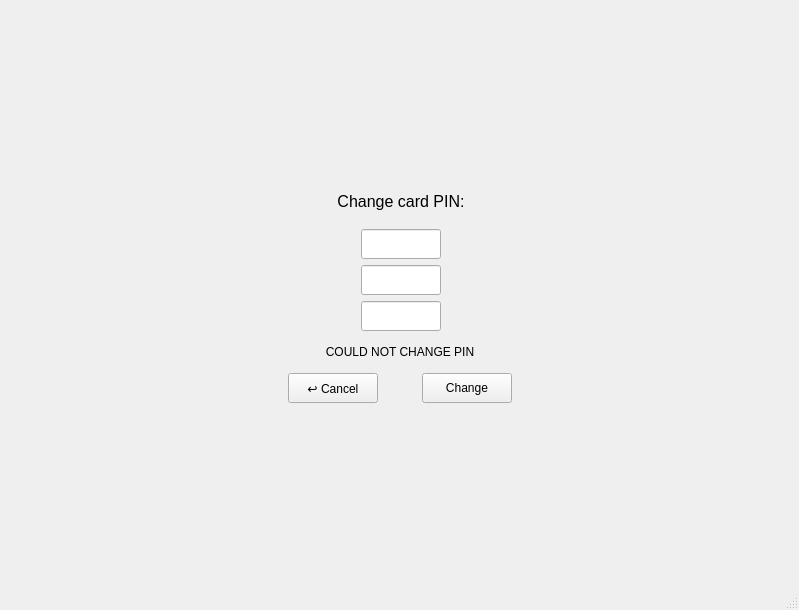
First picture: the form in gui/mainwindow.ui, repository bergamontt/nong-bong, before the edit.
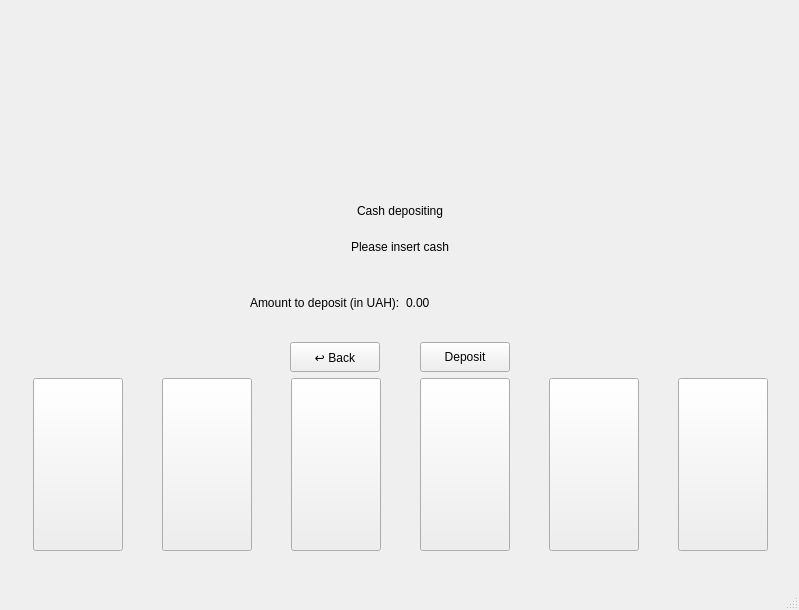
Second picture: the form after the edit. The open tabs and pages were chosen to show the change. Custom widgets are drawn as their Qt base class.

Commit message: Deposit full logiс

Patch:
```diff
--- a/gui/mainwindow.ui
+++ b/gui/mainwindow.ui
@@ -727,6 +727,293 @@
       </layout>
      </widget>
     </widget>
+    <widget class="QWidget" name="depositScreen">
+     <widget class="QWidget" name="verticalLayoutWidget_6">
+      <property name="geometry">
+       <rect>
+        <x>0</x>
+        <y>60</y>
+        <width>801</width>
+        <height>521</height>
+       </rect>
+      </property>
+      <layout class="QVBoxLayout" name="verticalLayout_9">
+       <item alignment="Qt::AlignmentFlag::AlignHCenter">
+        <widget class="BankCardWidget" name="W_currentCardd" native="true">
+         <property name="minimumSize">
+          <size>
+           <width>275</width>
+           <height>160</height>
+          </size>
+         </property>
+         <property name="maximumSize">
+          <size>
+           <width>275</width>
+           <height>160</height>
+          </size>
+         </property>
+         <layout class="QVBoxLayout" name="currentCard_5"/>
+        </widget>
+       </item>
+       <item>
+        <layout class="QVBoxLayout" name="verticalLayout_10">
+         <item alignment="Qt::AlignmentFlag::AlignHCenter">
+          <widget class="QLabel" name="L_cashDepositing">
+           <property name="minimumSize">
+            <size>
+             <width>150</width>
+             <height>30</height>
+            </size>
+           </property>
+           <property name="maximumSize">
+            <size>
+             <width>150</width>
+             <height>30</height>
+            </size>
+           </property>
+           <property name="text">
+            <string>Cash depositing</string>
+           </property>
+           <property name="alignment">
+            <set>Qt::AlignmentFlag::AlignCenter</set>
+           </property>
+          </widget>
+         </item>
+         <item alignment="Qt::AlignmentFlag::AlignHCenter">
+          <widget class="QLabel" name="L_insertCash">
+           <property name="minimumSize">
+            <size>
+             <width>150</width>
+             <height>30</height>
+            </size>
+           </property>
+           <property name="maximumSize">
+            <size>
+             <width>150</width>
+             <height>30</height>
+            </size>
+           </property>
+           <property name="text">
+            <string>Please insert cash</string>
+           </property>
+           <property name="alignment">
+            <set>Qt::AlignmentFlag::AlignCenter</set>
+           </property>
+          </widget>
+         </item>
+         <item>
+          <layout class="QFormLayout" name="formLayout_3">
+           <property name="leftMargin">
+            <number>250</number>
+           </property>
+           <property name="topMargin">
+            <number>20</number>
+           </property>
+           <property name="rightMargin">
+            <number>100</number>
+           </property>
+           <item row="0" column="0">
+            <widget class="QLabel" name="L_amountToDeposit">
+             <property name="minimumSize">
+              <size>
+               <width>0</width>
+               <height>30</height>
+              </size>
+             </property>
+             <property name="text">
+              <string>Amount to deposit (in UAH):</string>
+             </property>
+            </widget>
+           </item>
+           <item row="0" column="1">
+            <widget class="QLabel" name="L_amountDeposit">
+             <property name="text">
+              <string>0.00</string>
+             </property>
+            </widget>
+           </item>
+          </layout>
+         </item>
+         <item>
+          <layout class="QHBoxLayout" name="horizontalLayout_5">
+           <property name="spacing">
+            <number>0</number>
+           </property>
+           <property name="leftMargin">
+            <number>250</number>
+           </property>
+           <property name="rightMargin">
+            <number>250</number>
+           </property>
+           <item>
+            <widget class="QPushButton" name="B_cancelDeposit">
+             <property name="minimumSize">
+              <size>
+               <width>90</width>
+               <height>30</height>
+              </size>
+             </property>
+             <property name="maximumSize">
+              <size>
+               <width>90</width>
+               <height>30</height>
+              </size>
+             </property>
+             <property name="text">
+              <string>↩ Back</string>
+             </property>
+             <property name="checkable">
+              <bool>false</bool>
+             </property>
+            </widget>
+           </item>
+           <item>
+            <widget class="QPushButton" name="B_enterDeposit">
+             <property name="minimumSize">
+              <size>
+               <width>90</width>
+               <height>30</height>
+              </size>
+             </property>
+             <property name="maximumSize">
+              <size>
+               <width>90</width>
+               <height>30</height>
+              </size>
+             </property>
+             <property name="text">
+              <string>Deposit</string>
+             </property>
+            </widget>
+           </item>
+          </layout>
+         </item>
+         <item>
+          <layout class="QHBoxLayout" name="horizontalLayout_4">
+           <property name="topMargin">
+            <number>0</number>
+           </property>
+           <item alignment="Qt::AlignmentFlag::AlignTop">
+            <widget class="QPushButton" name="B_D20">
+             <property name="minimumSize">
+              <size>
+               <width>90</width>
+               <height>173</height>
+              </size>
+             </property>
+             <property name="maximumSize">
+              <size>
+               <width>90</width>
+               <height>30</height>
+              </size>
+             </property>
+             <property name="text">
+              <string/>
+             </property>
+            </widget>
+           </item>
+           <item alignment="Qt::AlignmentFlag::AlignTop">
+            <widget class="QPushButton" name="B_D50">
+             <property name="minimumSize">
+              <size>
+               <width>90</width>
+               <height>173</height>
+              </size>
+             </property>
+             <property name="maximumSize">
+              <size>
+               <width>90</width>
+               <height>30</height>
+              </size>
+             </property>
+             <property name="text">
+              <string/>
+             </property>
+            </widget>
+           </item>
+           <item alignment="Qt::AlignmentFlag::AlignTop">
+            <widget class="QPushButton" name="B_D100">
+             <property name="minimumSize">
+              <size>
+               <width>90</width>
+               <height>173</height>
+              </size>
+             </property>
+             <property name="maximumSize">
+              <size>
+               <width>90</width>
+               <height>30</height>
+              </size>
+             </property>
+             <property name="text">
+              <string/>
+             </property>
+            </widget>
+           </item>
+           <item alignment="Qt::AlignmentFlag::AlignTop">
+            <widget class="QPushButton" name="B_D200">
+             <property name="minimumSize">
+              <size>
+               <width>90</width>
+               <height>173</height>
+              </size>
+             </property>
+             <property name="maximumSize">
+              <size>
+               <width>90</width>
+               <height>30</height>
+              </size>
+             </property>
+             <property name="text">
+              <string/>
+             </property>
+            </widget>
+           </item>
+           <item alignment="Qt::AlignmentFlag::AlignTop">
+            <widget class="QPushButton" name="B_D500">
+             <property name="minimumSize">
+              <size>
+               <width>90</width>
+               <height>173</height>
+              </size>
+             </property>
+             <property name="maximumSize">
+              <size>
+               <width>90</width>
+               <height>30</height>
+              </size>
+             </property>
+             <property name="text">
+              <string/>
+             </property>
+            </widget>
+           </item>
+           <item alignment="Qt::AlignmentFlag::AlignTop">
+            <widget class="QPushButton" name="B_D1000">
+             <property name="minimumSize">
+              <size>
+               <width>90</width>
+               <height>173</height>
+              </size>
+             </property>
+             <property name="maximumSize">
+              <size>
+               <width>90</width>
+               <height>30</height>
+              </size>
+             </property>
+             <property name="text">
+              <string/>
+             </property>
+            </widget>
+           </item>
+          </layout>
+         </item>
+        </layout>
+       </item>
+      </layout>
+     </widget>
+    </widget>
     <widget class="QWidget" name="cardScreen">
      <widget class="QWidget" name="verticalLayoutWidget_3">
       <property name="geometry">
```
Left out of the diff: 2 changed lines with no effect on the pictures. The commit also changes 10 other files.
